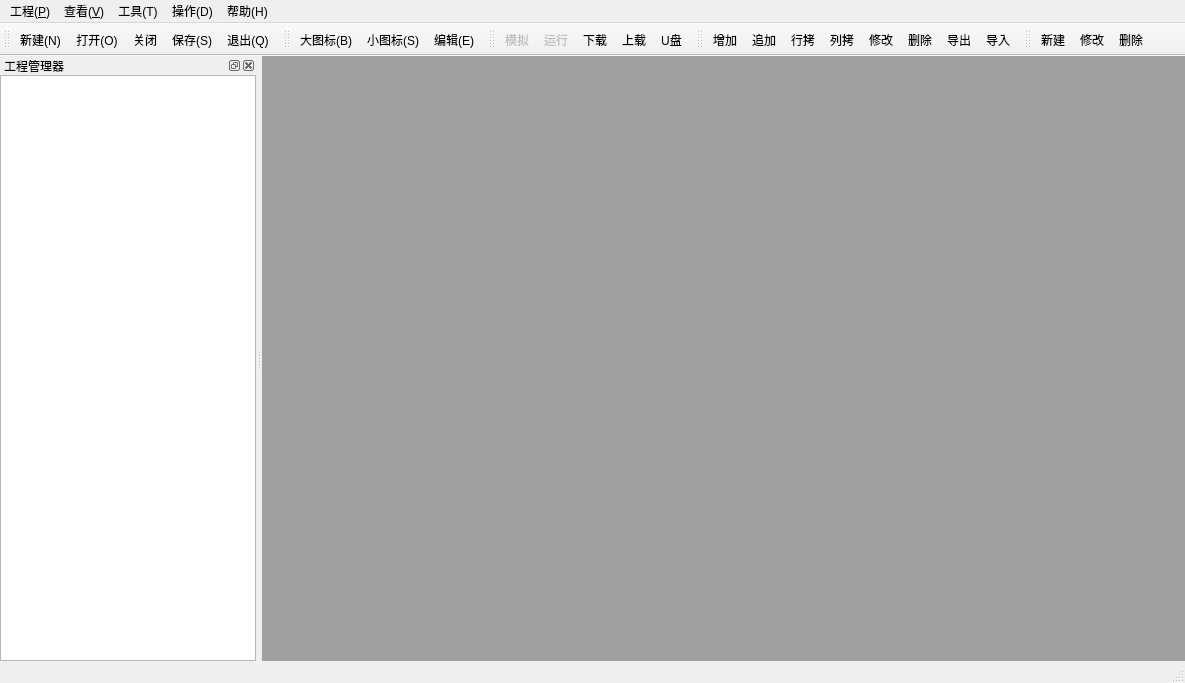
VelsonWang/HmiFuncDesigner, file QStudioSCADA/ProjectManager/MainWindow.ui: the form before one commit.
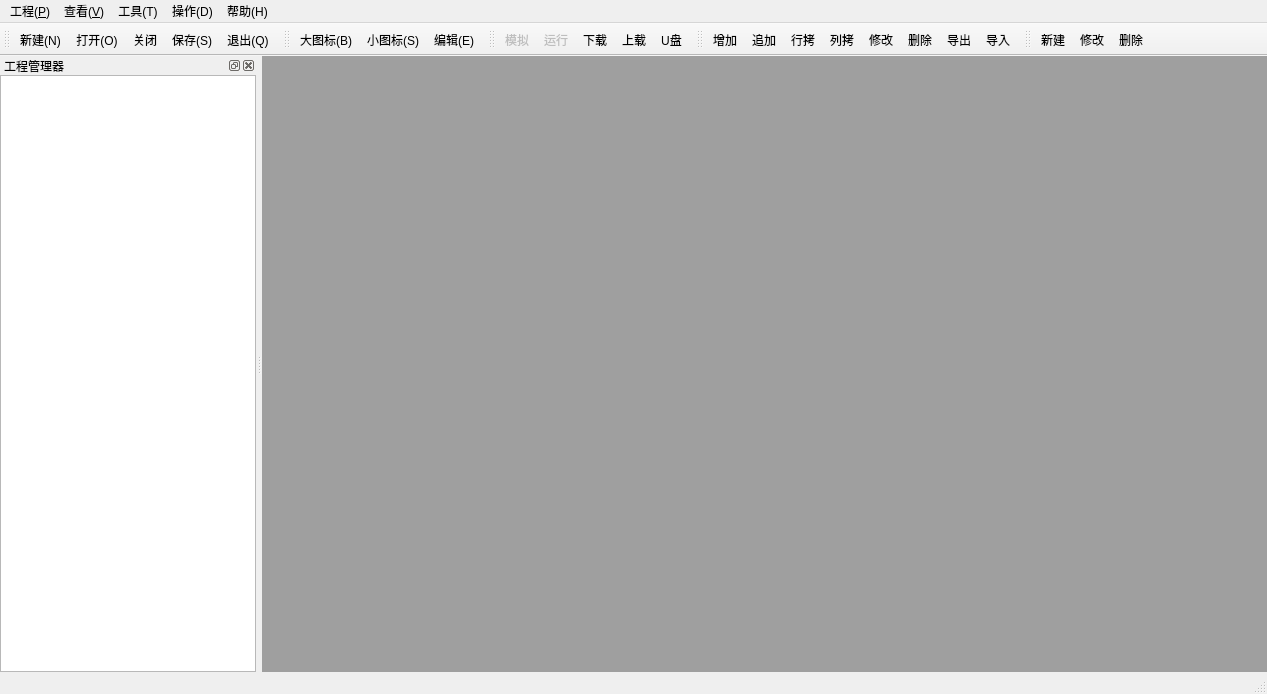
The form after the commit. Icons and pictures are not drawn.

What changed in the file:
```diff
--- a/QStudioSCADA/ProjectManager/MainWindow.ui
+++ b/QStudioSCADA/ProjectManager/MainWindow.ui
@@ -6,8 +6,8 @@
    <rect>
     <x>0</x>
     <y>0</y>
-    <width>1185</width>
-    <height>683</height>
+    <width>1267</width>
+    <height>694</height>
    </rect>
   </property>
   <property name="windowTitle">
@@ -44,7 +44,7 @@
     <rect>
      <x>0</x>
      <y>0</y>
-     <width>1185</width>
+     <width>1267</width>
      <height>23</height>
     </rect>
    </property>
```
Left out of the diff: 2 changed lines with no effect on the pictures.
